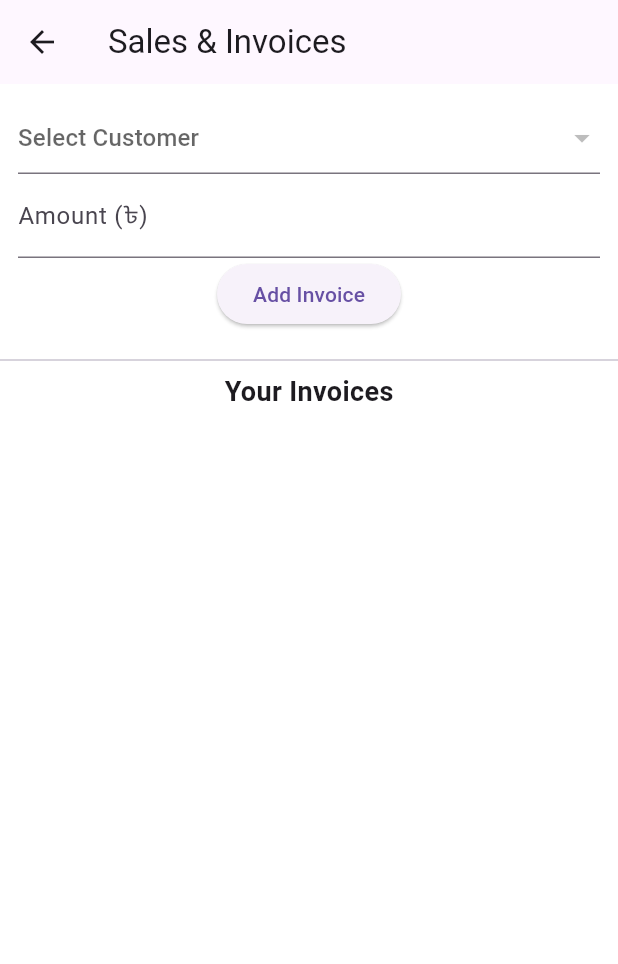
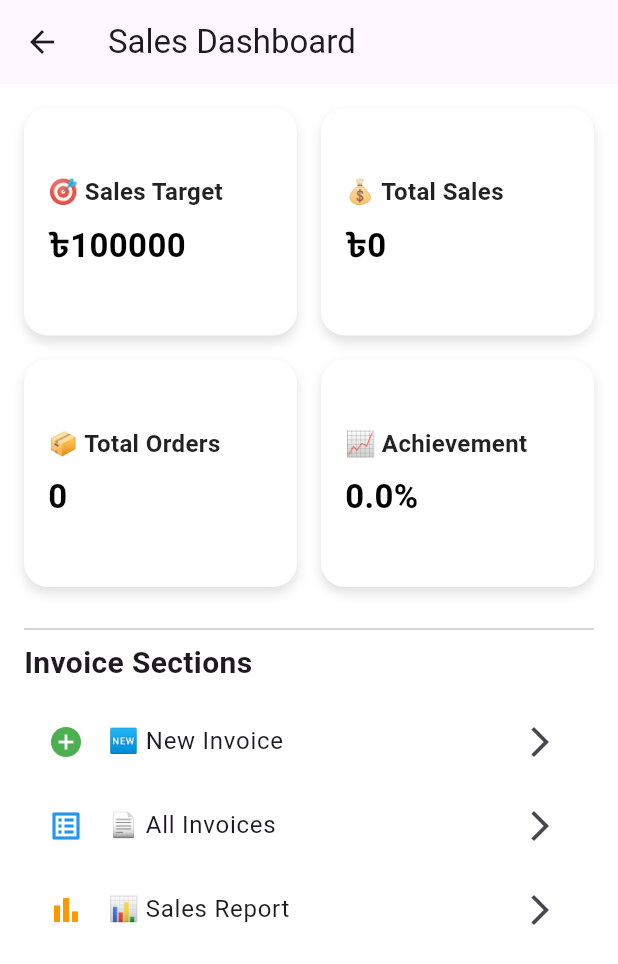
Before and after one commit to DAUNTSMASHER/Uddoygi, a Flutter app: the SalesScreen screen opened by its route, on a phone screen of 412 x 824 dp. Shown: the top 964 px of the screen. Run offline on Flutter 3.47's test engine with Material 3 defaults, Android fonts, the phone set to English and light mode, and no system bars; our stand-ins replace cloud_firestore, firebase_auth, firebase_core, fl_chart, pdf, printing; accounts and stored records are empty.

Commit message:
marketing sales section done

```diff
--- a/lib/core/routes.dart
+++ b/lib/core/routes.dart
@@ -12,6 +12,9 @@ import 'package:uddoygi/features/admin/presentation/screens/salary_screen.dart';
 import 'package:uddoygi/features/admin/presentation/screens/notices_screen.dart';
 import 'package:uddoygi/features/admin/presentation/screens/admin_all_notices_screen.dart';
 import 'package:uddoygi/features/admin/presentation/screens/admin_messages_screen.dart';
+import 'package:uddoygi/features/marketing/presentation/screens/new_invoices_screen.dart';
+import 'package:uddoygi/features/marketing/presentation/screens/all_invoices_screen.dart';
+import 'package:uddoygi/features/marketing/presentation/screens/sales_report_screen.dart';
 
 // 🟢 HR Screens
 import 'package:uddoygi/features/hr/presentation/screens/hr_dashboard.dart';
@@ -55,7 +58,9 @@ final Map<String, WidgetBuilder> appRoutes = {
   '/marketing/campaign': (context) => const CampaignScreen(),
   '/marketing/orders': (context) => const OrdersScreen(),
   '/marketing/loan_request': (context) => const LoanRequestScreen(),
-
+  '/marketing/sales/new': (context) => const NewInvoicesScreen(),
+  '/marketing/sales/all': (context) => const AllInvoicesScreen(),
+  '/marketing/sales/report': (context) => const SalesReportScreen(),
   // 🟣 Factory Routes
   '/factory/dashboard': (context) => const FactoryDashboard(),
 };
--- a/lib/features/marketing/presentation/screens/sales_screen.dart
+++ b/lib/features/marketing/presentation/screens/sales_screen.dart
@@ -1,5 +1,9 @@
 import 'package:cloud_firestore/cloud_firestore.dart';
 import 'package:flutter/material.dart';
+import 'package:intl/intl.dart';
+import 'new_invoices_screen.dart';
+import 'all_invoices_screen.dart';
+import 'sales_report_screen.dart';
 
 class SalesScreen extends StatefulWidget {
   const SalesScreen({super.key});
@@ -9,89 +13,112 @@ class SalesScreen extends StatefulWidget {
 }
 
 class _SalesScreenState extends State<SalesScreen> {
-  final _formKey = GlobalKey<FormState>();
-  String? selectedCustomer;
-  final TextEditingController _amountController = TextEditingController();
+  double salesTarget = 100000;
+  double orderCount = 0;
 
-  Future<void> _submitInvoice() async {
-    if (_formKey.currentState!.validate() && selectedCustomer != null) {
-      await FirebaseFirestore.instance.collection('invoices').add({
-        'customerId': selectedCustomer,
-        'amount': double.parse(_amountController.text),
-        'submitted': false,
-        'timestamp': Timestamp.now(),
-      });
-      _amountController.clear();
+  Future<double> _calculateTotalSales() async {
+    final snapshot = await FirebaseFirestore.instance.collection('invoices').get();
+    double total = 0;
+    orderCount = snapshot.docs.length.toDouble();
+    for (var doc in snapshot.docs) {
+      total += (doc['grandTotal'] ?? 0).toDouble();
     }
+    return total;
   }
 
   @override
   Widget build(BuildContext context) {
     return Scaffold(
-      appBar: AppBar(title: const Text('Sales & Invoices')),
-      body: Column(
+      appBar: AppBar(title: const Text('Sales Dashboard')),
+      body: FutureBuilder<double>(
+        future: _calculateTotalSales(),
+        builder: (context, snapshot) {
+          final totalSales = snapshot.data ?? 0;
+          final achievement = (totalSales / salesTarget * 100).clamp(0, 100);
+
+          return Padding(
+            padding: const EdgeInsets.all(16.0),
+            child: Column(
+              crossAxisAlignment: CrossAxisAlignment.start,
               children: [
-          Form(
-            key: _formKey,
-            child: Padding(
-              padding: const EdgeInsets.all(12.0),
-              child: Column(
+                GridView.count(
+                  crossAxisCount: 2,
+                  shrinkWrap: true,
+                  mainAxisSpacing: 16,
+                  crossAxisSpacing: 16,
+                  childAspectRatio: 1.2,
                   children: [
-                  StreamBuilder(
-                    stream: FirebaseFirestore.instance.collection('customers').snapshots(),
-                    builder: (context, snapshot) {
-                      if (!snapshot.hasData) return const CircularProgressIndicator();
-                      final docs = snapshot.data!.docs;
-                      return DropdownButtonFormField(
-                        value: selectedCustomer,
-                        hint: const Text('Select Customer'),
-                        items: docs.map((doc) {
-                          return DropdownMenuItem(
-                            value: doc.id,
-                            child: Text(doc['name']),
-                          );
-                        }).toList(),
-                        onChanged: (val) => setState(() => selectedCustomer = val),
-                      );
-                    },
+                    _buildStatCard('🎯 Sales Target', '৳${salesTarget.toStringAsFixed(0)}'),
+                    _buildStatCard('💰 Total Sales', '৳${totalSales.toStringAsFixed(0)}'),
+                    _buildStatCard('📦 Total Orders', '${orderCount.toStringAsFixed(0)}'),
+                    _buildStatCard('📈 Achievement', '${achievement.toStringAsFixed(1)}%'),
+                  ],
                 ),
-                  TextFormField(
-                    controller: _amountController,
-                    keyboardType: TextInputType.number,
-                    decoration: const InputDecoration(labelText: 'Amount (৳)'),
-                    validator: (value) => value!.isEmpty ? 'Required' : null,
+
+                const SizedBox(height: 20),
+                const Divider(),
+                const Text('Invoice Sections', style: TextStyle(fontSize: 20, fontWeight: FontWeight.bold)),
+                const SizedBox(height: 10),
+                Expanded(
+                  child: ListView(
+                    children: [
+                      ListTile(
+                        leading: const Icon(Icons.add_circle, color: Colors.green),
+                        title: const Text('🆕 New Invoice'),
+                        trailing: const Icon(Icons.arrow_forward_ios),
+                        onTap: () => Navigator.push(
+                          context,
+                          MaterialPageRoute(builder: (_) => const NewInvoicesScreen()),
                         ),
-                  ElevatedButton(
-                    onPressed: _submitInvoice,
-                    child: const Text('Add Invoice'),
+                      ),
+                      ListTile(
+                        leading: const Icon(Icons.list_alt, color: Colors.blue),
+                        title: const Text('📄 All Invoices'),
+                        trailing: const Icon(Icons.arrow_forward_ios),
+                        onTap: () => Navigator.push(
+                          context,
+                          MaterialPageRoute(builder: (_) => const AllInvoicesScreen()),
+                        ),
+                      ),
+                      ListTile(
+                        leading: const Icon(Icons.bar_chart, color: Colors.orange),
+                        title: const Text('📊 Sales Report'),
+                        trailing: const Icon(Icons.arrow_forward_ios),
+                        onTap: () => Navigator.push(
+                          context,
+                          MaterialPageRoute(builder: (_) => const SalesReportScreen()),
+                        ),
                       ),
                     ],
-              ),
-            ),
-          ),
-          const Divider(),
-          const Text('Your Invoices', style: TextStyle(fontSize: 18, fontWeight: FontWeight.bold)),
-          Expanded(
-            child: StreamBuilder(
-              stream: FirebaseFirestore.instance.collection('invoices').orderBy('timestamp').snapshots(),
-              builder: (context, snapshot) {
-                if (!snapshot.hasData) return const Center(child: CircularProgressIndicator());
-                final docs = snapshot.data!.docs;
-                return ListView.builder(
-                  itemCount: docs.length,
-                  itemBuilder: (context, index) {
-                    final doc = docs[index];
-                    return ListTile(
-                      title: Text('৳${doc['amount']}'),
-                      subtitle: Text('Submitted: ${doc['submitted'] ? "Yes" : "No"}'),
-                    );
-                  },
-                );
-              },
                   ),
                 ),
               ],
             ),
           );
+        },
+      ),
+    );
+  }
+
+  Widget _buildStatCard(String title, String value) {
+    return Container(
+      padding: const EdgeInsets.all(16),
+      decoration: BoxDecoration(
+        color: Colors.white,
+        borderRadius: BorderRadius.circular(16),
+        boxShadow: [
+          BoxShadow(color: Colors.black12, blurRadius: 6, offset: Offset(0, 4))
+        ],
+      ),
+      child: Column(
+        mainAxisAlignment: MainAxisAlignment.center,
+        crossAxisAlignment: CrossAxisAlignment.start,
+        children: [
+          Text(title, style: const TextStyle(fontSize: 16, fontWeight: FontWeight.w600, color: Colors.black87)),
+          const SizedBox(height: 8),
+          Text(value, style: const TextStyle(fontSize: 22, fontWeight: FontWeight.bold, color: Colors.black)),
+        ],
+      ),
+    );
   }
 }
```
Also changed, not shown: pubspec.yaml (+6 -3 lines), pubspec.lock, 2 other files. Lines whose indentation alone changed are shown as unchanged.
